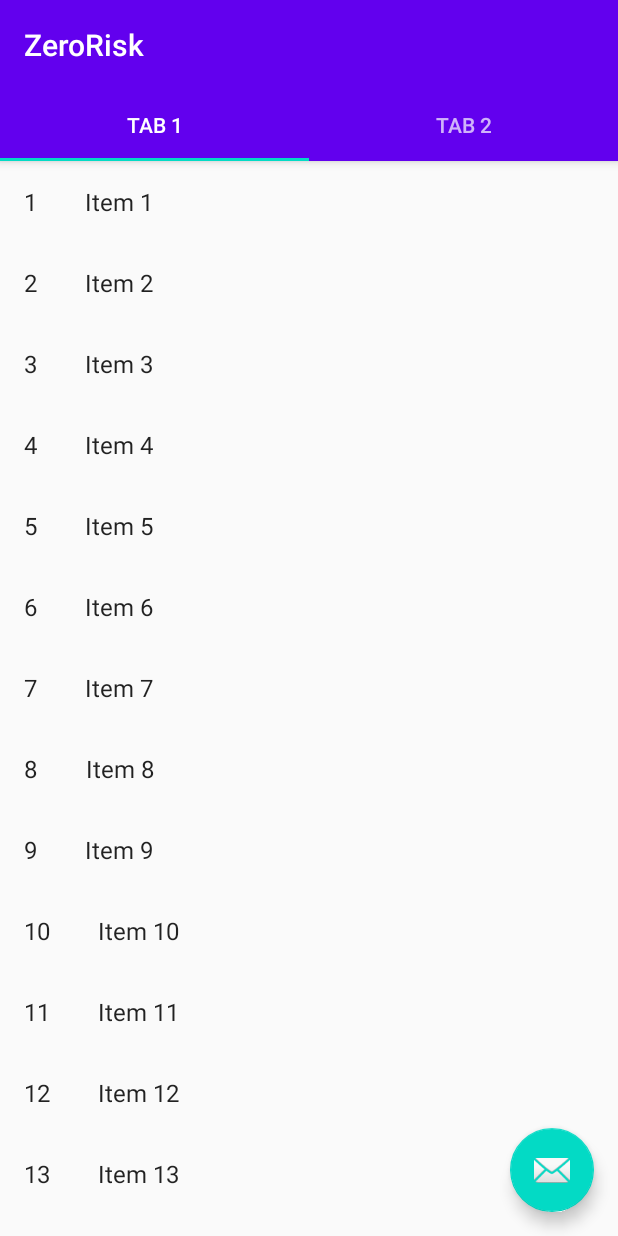
After one commit to riscozeroEntregasSeguras/zerorisk_android, an Android app: the RequestFragment screen opened directly, with no data from a screen before it, on a phone screen of 412 x 824 dp. The commit adds this screen. Run offline under Robolectric (Android 15) with nearby library versions, the phone set to English and light mode, and no system bars.

Commit message:
COVAAPP-9 * created request list placeholder * connected main view to request list

```diff
--- a/app/build.gradle
+++ b/app/build.gradle
@@ -63,6 +63,7 @@ dependencies {
     implementation 'androidx.lifecycle:lifecycle-extensions:2.0.0'
     implementation 'androidx.navigation:navigation-fragment-ktx:2.0.0'
     implementation 'androidx.navigation:navigation-ui-ktx:2.0.0'
+    implementation 'androidx.recyclerview:recyclerview:1.0.0'
     testImplementation 'junit:junit:4.12'
     androidTestImplementation 'androidx.test.ext:junit:1.1.1'
     androidTestImplementation 'androidx.test.espresso:espresso-core:3.2.0'
--- a/app/src/main/AndroidManifest.xml
+++ b/app/src/main/AndroidManifest.xml
@@ -12,9 +12,13 @@
         android:supportsRtl="true"
         android:theme="@style/AppTheme">
         <activity
+            android:name=".activities.RequestListActivity"
+            android:label="@string/title_activity_request_list"
+            android:theme="@style/AppTheme.NoActionBar"></activity>
+        <activity
             android:name=".activities.RegisterActivity"
             android:label="@string/title_activity_register"
-            android:theme="@style/AppTheme.NoActionBar"></activity>
+            android:theme="@style/AppTheme.NoActionBar" />
         <activity
             android:name=".activities.MainActivity"
             android:label="@string/title_activity_main"
--- /dev/null
+++ b/app/src/main/java/org/coveats/activities/RequestListActivity.kt
@@ -0,0 +1,37 @@
+package org.coveats.activities
+
+import android.os.Bundle
+import com.google.android.material.floatingactionbutton.FloatingActionButton
+import com.google.android.material.snackbar.Snackbar
+import com.google.android.material.tabs.TabLayout
+import androidx.viewpager.widget.ViewPager
+import androidx.appcompat.app.AppCompatActivity
+import android.view.Menu
+import android.view.MenuItem
+import org.coveats.R
+import org.coveats.activities.ui.main.SectionsPagerAdapter
+import org.coveats.fragments.RequestFragment
+import org.coveats.fragments.dummy.DummyContent
+
+class RequestListActivity : AppCompatActivity(), RequestFragment.OnListFragmentInteractionListener {
+
+    override fun onCreate(savedInstanceState: Bundle?) {
+        super.onCreate(savedInstanceState)
+        setContentView(R.layout.activity_request_list)
+        val sectionsPagerAdapter = SectionsPagerAdapter(this, supportFragmentManager)
+        val viewPager: ViewPager = findViewById(R.id.view_pager)
+        viewPager.adapter = sectionsPagerAdapter
+        val tabs: TabLayout = findViewById(R.id.tabs)
+        tabs.setupWithViewPager(viewPager)
+        val fab: FloatingActionButton = findViewById(R.id.fab)
+
+        fab.setOnClickListener { view ->
+            Snackbar.make(view, "Replace with your own action", Snackbar.LENGTH_LONG)
+                .setAction("Action", null).show()
+        }
+    }
+
+    override fun onListFragmentInteraction(item: DummyContent.DummyItem?) {
+        TODO("Not yet implemented")
+    }
+}
--- a/app/src/main/java/org/coveats/activities/ui/home/HomeFragment.kt
+++ b/app/src/main/java/org/coveats/activities/ui/home/HomeFragment.kt
@@ -2,6 +2,7 @@ package org.coveats.activities.ui.home
 
 import android.app.AlertDialog
 import android.content.DialogInterface
+import android.content.Intent
 import android.os.Bundle
 import android.util.Log
 import android.view.LayoutInflater
@@ -14,6 +15,7 @@ import androidx.fragment.app.Fragment
 import androidx.lifecycle.Observer
 import androidx.lifecycle.ViewModelProviders
 import org.coveats.R
+import org.coveats.activities.RequestListActivity
 
 class HomeFragment : Fragment() {
 
@@ -45,12 +47,13 @@ class HomeFragment : Fragment() {
             builder?.apply {
                 setPositiveButton(R.string.confirm) { _, _ ->
                     Toast.makeText(this.context, "confirm", Toast.LENGTH_SHORT).show()
+                    val mainIntent: Intent = Intent(this.context, RequestListActivity::class.java)
+                    startActivity(mainIntent)
                 }
                 setNegativeButton(R.string.cancel) { _, _ ->
                     Toast.makeText(this.context, "cancel", Toast.LENGTH_SHORT).show()
                 }
             }
-
             builder?.setMessage(R.string.want_to_help_warning)
                 ?.setTitle(R.string.warning)
             val dialog: AlertDialog? = builder?.create()
--- /dev/null
+++ b/app/src/main/java/org/coveats/activities/ui/main/PageViewModel.kt
@@ -0,0 +1,19 @@
+package org.coveats.activities.ui.main
+
+import androidx.lifecycle.LiveData
+import androidx.lifecycle.MutableLiveData
+import androidx.lifecycle.Transformations
+import androidx.lifecycle.ViewModel
+import androidx.lifecycle.ViewModelProvider
+
+class PageViewModel : ViewModel() {
+
+    private val _index = MutableLiveData<Int>()
+    val text: LiveData<String> = Transformations.map(_index) {
+        "Hello world from section: $it"
+    }
+
+    fun setIndex(index: Int) {
+        _index.value = index
+    }
+}
--- /dev/null
+++ b/app/src/main/java/org/coveats/activities/ui/main/SectionsPagerAdapter.kt
@@ -0,0 +1,36 @@
+package org.coveats.activities.ui.main
+
+import android.content.Context
+import androidx.fragment.app.Fragment
+import androidx.fragment.app.FragmentManager
+import androidx.fragment.app.FragmentPagerAdapter
+import org.coveats.R
+import org.coveats.fragments.RequestFragment
+
+private val TAB_TITLES = arrayOf(
+    R.string.tab_text_1,
+    R.string.tab_text_2
+)
+
+/**
+ * A [FragmentPagerAdapter] that returns a fragment corresponding to
+ * one of the sections/tabs/pages.
+ */
+class SectionsPagerAdapter(private val context: Context, fm: FragmentManager) :
+    FragmentPagerAdapter(fm) {
+
+    override fun getItem(position: Int): Fragment {
+        // getItem is called to instantiate the fragment for the given page.
+        // Return a PlaceholderFragment (defined as a static inner class below).
+        return RequestFragment.newInstance(position + 1)
+    }
+
+    override fun getPageTitle(position: Int): CharSequence? {
+        return context.resources.getString(TAB_TITLES[position])
+    }
+
+    override fun getCount(): Int {
+        // Show 2 total pages.
+        return 2
+    }
+}
--- /dev/null
+++ b/app/src/main/java/org/coveats/fragments/MyRequestRecyclerViewAdapter.kt
@@ -0,0 +1,64 @@
+package org.coveats.fragments
+
+import androidx.recyclerview.widget.RecyclerView
+import android.view.LayoutInflater
+import android.view.View
+import android.view.ViewGroup
+import android.widget.TextView
+import org.coveats.R
+
+
+import org.coveats.fragments.RequestFragment.OnListFragmentInteractionListener
+import org.coveats.fragments.dummy.DummyContent.DummyItem
+
+import kotlinx.android.synthetic.main.fragment_request.view.*
+
+/**
+ * [RecyclerView.Adapter] that can display a [DummyItem] and makes a call to the
+ * specified [OnListFragmentInteractionListener].
+ * TODO: Replace the implementation with code for your data type.
+ */
+class MyRequestRecyclerViewAdapter(
+    private val mValues: List<DummyItem>,
+    private val mListener: OnListFragmentInteractionListener?
+) : RecyclerView.Adapter<MyRequestRecyclerViewAdapter.ViewHolder>() {
+
+    private val mOnClickListener: View.OnClickListener
+
+    init {
+        mOnClickListener = View.OnClickListener { v ->
+            val item = v.tag as DummyItem
+            // Notify the active callbacks interface (the activity, if the fragment is attached to
+            // one) that an item has been selected.
+            mListener?.onListFragmentInteraction(item)
+        }
+    }
+
+    override fun onCreateViewHolder(parent: ViewGroup, viewType: Int): ViewHolder {
+        val view = LayoutInflater.from(parent.context)
+            .inflate(R.layout.fragment_request, parent, false)
+        return ViewHolder(view)
+    }
+
+    override fun onBindViewHolder(holder: ViewHolder, position: Int) {
+        val item = mValues[position]
+        holder.mIdView.text = item.id
+        holder.mContentView.text = item.content
+
+        with(holder.mView) {
+            tag = item
+            setOnClickListener(mOnClickListener)
+        }
+    }
+
+    override fun getItemCount(): Int = mValues.size
+
+    inner class ViewHolder(val mView: View) : RecyclerView.ViewHolder(mView) {
+        val mIdView: TextView = mView.item_number
+        val mContentView: TextView = mView.content
+
+        override fun toString(): String {
+            return super.toString() + " '" + mContentView.text + "'"
+        }
+    }
+}
--- /dev/null
+++ b/app/src/main/java/org/coveats/fragments/RequestFragment.kt
@@ -0,0 +1,100 @@
+package org.coveats.fragments
+
+import android.content.Context
+import android.os.Bundle
+import androidx.fragment.app.Fragment
+import androidx.recyclerview.widget.GridLayoutManager
+import androidx.recyclerview.widget.LinearLayoutManager
+import androidx.recyclerview.widget.RecyclerView
+import android.view.LayoutInflater
+import android.view.View
+import android.view.ViewGroup
+import org.coveats.R
+
+import org.coveats.fragments.dummy.DummyContent
+import org.coveats.fragments.dummy.DummyContent.DummyItem
+
+/**
+ * A fragment representing a list of Items.
+ * Activities containing this fragment MUST implement the
+ * [RequestFragment.OnListFragmentInteractionListener] interface.
+ */
+class RequestFragment : Fragment() {
+
+    // TODO: Customize parameters
+    private var columnCount = 1
+
+    private var listener: OnListFragmentInteractionListener? = null
+
+    override fun onCreate(savedInstanceState: Bundle?) {
+        super.onCreate(savedInstanceState)
+
+        arguments?.let {
+            columnCount = it.getInt(ARG_COLUMN_COUNT)
+        }
+    }
+
+    override fun onCreateView(
+        inflater: LayoutInflater, container: ViewGroup?,
+        savedInstanceState: Bundle?
+    ): View? {
+        val view = inflater.inflate(R.layout.fragment_request_list, container, false)
+
+        // Set the adapter
+        if (view is RecyclerView) {
+            with(view) {
+                layoutManager = when {
+                    columnCount <= 1 -> LinearLayoutManager(context)
+                    else -> GridLayoutManager(context, columnCount)
+                }
+                adapter = MyRequestRecyclerViewAdapter(DummyContent.ITEMS, listener)
+            }
+        }
+        return view
+    }
+
+    override fun onAttach(context: Context) {
+        super.onAttach(context)
+        if (context is OnListFragmentInteractionListener) {
+            listener = context
+        } else {
+            throw RuntimeException(context.toString() + " must implement OnListFragmentInteractionListener")
+        }
+    }
+
+    override fun onDetach() {
+        super.onDetach()
+        listener = null
+    }
+
+    /**
+     * This interface must be implemented by activities that contain this
+     * fragment to allow an interaction in this fragment to be communicated
+     * to the activity and potentially other fragments contained in that
+     * activity.
+     *
+     *
+     * See the Android Training lesson
+     * [Communicating with Other Fragments](http://developer.android.com/training/basics/fragments/communicating.html)
+     * for more information.
+     */
+    interface OnListFragmentInteractionListener {
+        // TODO: Update argument type and name
+        fun onListFragmentInteraction(item: DummyItem?)
+    }
+
+    companion object {
+
+        // TODO: Customize parameter argument names
+        const val ARG_COLUMN_COUNT = "column-count"
+
+        // TODO: Customize parameter initialization
+        @JvmStatic
+        fun newInstance(columnCount: Int) =
+            RequestFragment().apply {
+                arguments = Bundle().apply {
+                    putInt(ARG_COLUMN_COUNT, columnCount)
+                }
+            }
+    }
+}
--- /dev/null
+++ b/app/src/main/java/org/coveats/fragments/dummy/DummyContent.kt
@@ -0,0 +1,57 @@
+package org.coveats.fragments.dummy
+
+import java.util.ArrayList
+import java.util.HashMap
+
+/**
+ * Helper class for providing sample content for user interfaces created by
+ * Android template wizards.
+ *
+ * TODO: Replace all uses of this class before publishing your app.
+ */
+object DummyContent {
+
+    /**
+     * An array of sample (dummy) items.
+     */
+    val ITEMS: MutableList<DummyItem> = ArrayList()
+
+    /**
+     * A map of sample (dummy) items, by ID.
+     */
+    val ITEM_MAP: MutableMap<String, DummyItem> = HashMap()
+
+    private val COUNT = 25
+
+    init {
+        // Add some sample items.
+        for (i in 1..COUNT) {
+            addItem(createDummyItem(i))
+        }
+    }
+
+    private fun addItem(item: DummyItem) {
+        ITEMS.add(item)
+        ITEM_MAP.put(item.id, item)
+    }
+
+    private fun createDummyItem(position: Int): DummyItem {
+        return DummyItem(position.toString(), "Item " + position, makeDetails(position))
+    }
+
+    private fun makeDetails(position: Int): String {
+        val builder = StringBuilder()
+        builder.append("Details about Item: ").append(position)
+        for (i in 0..position - 1) {
+            builder.append("\nMore details information here.")
+        }
+        return builder.toString()
+    }
+
+    /**
+     * A dummy item representing a piece of content.
+     */
+    data class DummyItem(val id: String, val content: String, val details: String) {
+        override fun toString(): String = content
+    }
+}
--- /dev/null
+++ b/app/src/main/res/layout/activity_request_list.xml
@@ -0,0 +1,44 @@
+<?xml version="1.0" encoding="utf-8"?>
+<androidx.coordinatorlayout.widget.CoordinatorLayout xmlns:android="http://schemas.android.com/apk/res/android"
+    xmlns:app="http://schemas.android.com/apk/res-auto"
+    xmlns:tools="http://schemas.android.com/tools"
+    android:layout_width="match_parent"
+    android:layout_height="match_parent"
+    tools:context=".activities.RequestListActivity">
+
+    <com.google.android.material.appbar.AppBarLayout
+        android:layout_width="match_parent"
+        android:layout_height="wrap_content"
+        android:theme="@style/AppTheme.AppBarOverlay">
+
+        <TextView
+            android:id="@+id/title"
+            android:layout_width="wrap_content"
+            android:layout_height="wrap_content"
+            android:gravity="center"
+            android:minHeight="?actionBarSize"
+            android:padding="@dimen/appbar_padding"
+            android:text="@string/app_name"
+            android:textAppearance="@style/TextAppearance.Widget.AppCompat.Toolbar.Title" />
+
+        <com.google.android.material.tabs.TabLayout
+            android:id="@+id/tabs"
+            android:layout_width="match_parent"
+            android:layout_height="wrap_content"
+            android:background="?attr/colorPrimary" />
+    </com.google.android.material.appbar.AppBarLayout>
+
+    <androidx.viewpager.widget.ViewPager
+        android:id="@+id/view_pager"
+        android:layout_width="match_parent"
+        android:layout_height="match_parent"
+        app:layout_behavior="@string/appbar_scrolling_view_behavior" />
+
+    <com.google.android.material.floatingactionbutton.FloatingActionButton
+        android:id="@+id/fab"
+        android:layout_width="wrap_content"
+        android:layout_height="wrap_content"
+        android:layout_gravity="bottom|end"
+        android:layout_margin="@dimen/fab_margin"
+        app:srcCompat="@android:drawable/ic_dialog_email" />
+</androidx.coordinatorlayout.widget.CoordinatorLayout>
--- /dev/null
+++ b/app/src/main/res/layout/fragment_request.xml
@@ -0,0 +1,20 @@
+<?xml version="1.0" encoding="utf-8"?>
+<LinearLayout xmlns:android="http://schemas.android.com/apk/res/android"
+    android:layout_width="wrap_content"
+    android:layout_height="wrap_content"
+    android:orientation="horizontal">
+
+    <TextView
+        android:id="@+id/item_number"
+        android:layout_width="wrap_content"
+        android:layout_height="wrap_content"
+        android:layout_margin="@dimen/text_margin"
+        android:textAppearance="?attr/textAppearanceListItem" />
+
+    <TextView
+        android:id="@+id/content"
+        android:layout_width="wrap_content"
+        android:layout_height="wrap_content"
+        android:layout_margin="@dimen/text_margin"
+        android:textAppearance="?attr/textAppearanceListItem" />
+</LinearLayout>
--- /dev/null
+++ b/app/src/main/res/layout/fragment_request_list.xml
@@ -0,0 +1,13 @@
+<?xml version="1.0" encoding="utf-8"?>
+<androidx.recyclerview.widget.RecyclerView xmlns:android="http://schemas.android.com/apk/res/android"
+    xmlns:app="http://schemas.android.com/apk/res-auto"
+    xmlns:tools="http://schemas.android.com/tools"
+    android:id="@+id/list"
+    android:name="org.coveats.fragments.RequestFragment"
+    android:layout_width="match_parent"
+    android:layout_height="match_parent"
+    android:layout_marginLeft="16dp"
+    android:layout_marginRight="16dp"
+    app:layoutManager="LinearLayoutManager"
+    tools:context=".fragments.RequestFragment"
+    tools:listitem="@layout/fragment_request" />
--- /dev/null
+++ b/app/src/main/res/values-w820dp/dimens.xml
@@ -0,0 +1,6 @@
+<resources>
+    <!-- Example customization of dimensions originally defined in res/values/dimens.xml
+         (such as screen margins) for screens with more than 820dp of available width. This
+         would include 7" and 10" devices in landscape (~960dp and ~1280dp respectively). -->
+    <dimen name="activity_horizontal_margin">64dp</dimen>
+</resources>
--- a/app/src/main/res/values/dimens.xml
+++ b/app/src/main/res/values/dimens.xml
@@ -7,4 +7,6 @@
     <dimen name="fab_margin">16dp</dimen>
     <dimen name="app_bar_height">180dp</dimen>
     <dimen name="text_margin">16dp</dimen>
+    <dimen name="appbar_padding">16dp</dimen>
+    <dimen name="appbar_padding_top">8dp</dimen>
 </resources>
--- a/app/src/main/res/values/strings.xml
+++ b/app/src/main/res/values/strings.xml
@@ -36,4 +36,7 @@
     <string name="hint_user_country">Country</string>
     <string name="hint_user_id_card">ID card</string>
     <string name="hint_user_nif">NIF</string>
+    <string name="title_activity_request_list">RequestListActivity</string>
+    <string name="tab_text_1">Tab 1</string>
+    <string name="tab_text_2">Tab 2</string>
 </resources>
```
